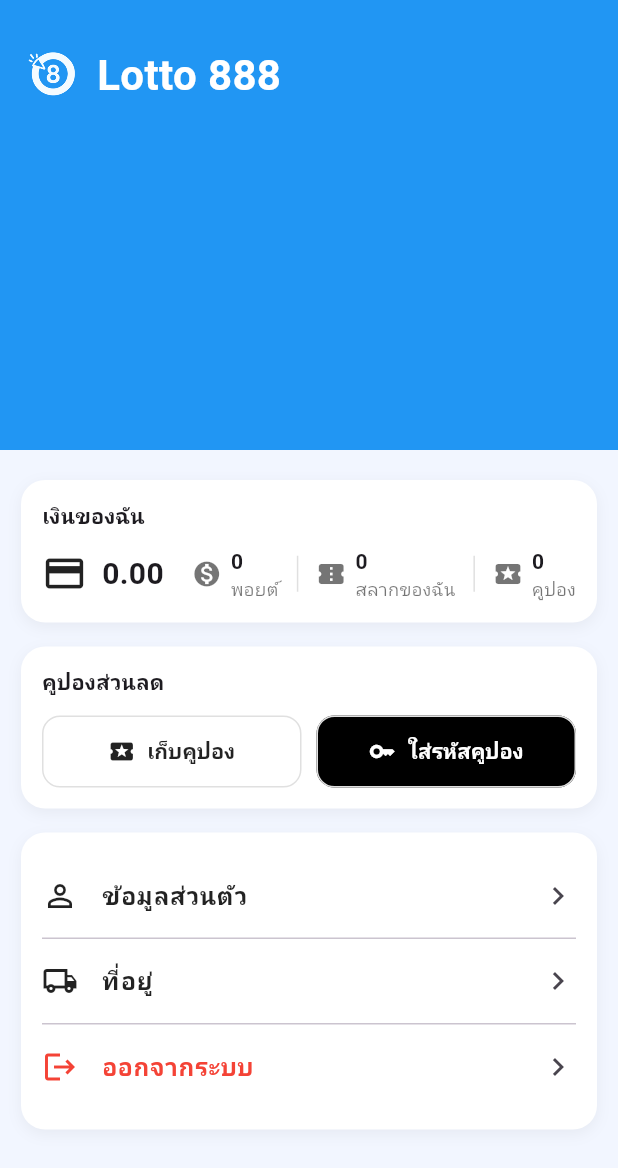
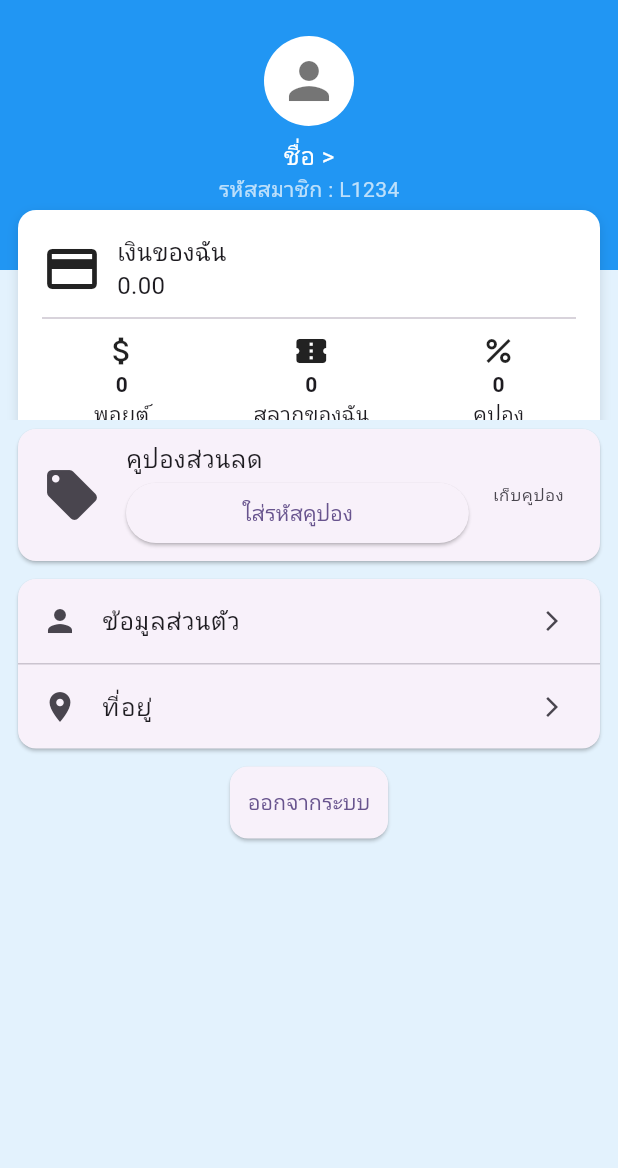
Before and after one commit to phitthaya2548/lotto888, a Flutter app: the ProfileLotto screen opened directly, on a phone screen of 412 x 824 dp. Shown: the top 1168 px of the screen. Run offline on Flutter 3.47's test engine with Material 3 defaults, Android fonts, the light colour scheme and no system bars; our stand-ins replace flutter_svg, shared_preferences; accounts and stored records are empty; project files that could hold a hidden picture were left out.

Commit message:
update ล่าสุด

```diff
--- a/lib/pages/login.dart
+++ b/lib/pages/login.dart
@@ -65,7 +65,6 @@ class _LoginPageState extends State<LoginPage> {
       );
 
       if (resp.statusCode == 200) {
-
         final res = responseloginFromJson(resp.body);
         final prefs = await SharedPreferences.getInstance();
         log("role = ${res.user.role}");
--- a/lib/pages/member/profile_lotto.dart
+++ b/lib/pages/member/profile_lotto.dart
@@ -1,190 +1,179 @@
 import 'package:flutter/material.dart';
+import 'package:lotto/pages/auth_service.dart';
+import 'package:lotto/pages/home_lotto.dart';
+import 'package:lotto/widgets/app_drawer.dart';
 
 class ProfileLotto extends StatelessWidget {
   const ProfileLotto({super.key});
+  Future<void> _logout(BuildContext context) async {
+    await AuthService.clear();
+
+    Navigator.pushAndRemoveUntil(
+      context,
+      MaterialPageRoute(builder: (_) => const LottoHome()),
+      (route) => false,
+    );
+  }
 
   @override
   Widget build(BuildContext context) {
-    const blue = Color(0xFF0D74FF);
-    const lightBg = Color(0xFFF2F6FF);
-
     return Scaffold(
-      backgroundColor: lightBg,
-      body: SafeArea(
-        child: SingleChildScrollView(
+      backgroundColor: Colors.blue[50],
+      drawer: const AppDrawer(),
+      body: SingleChildScrollView(
         child: Column(
           children: [
+            SizedBox(
+              height: 280,
+              child: Stack(
+                children: [
                   Container(
-                height: 300,
+                    height: 180,
+                    width: double.infinity,
                     color: const Color(0xFF2196F3),
-                padding:
-                    const EdgeInsets.only(left: 10, right: 10, bottom: 200),
-                child: Row(
-                  mainAxisAlignment: MainAxisAlignment.spaceBetween,
+                    padding: const EdgeInsets.symmetric(
+                        horizontal: 16, vertical: 16),
+                    child: SafeArea(
+                      bottom: false,
+                      child: Column(
+                        crossAxisAlignment: CrossAxisAlignment.center,
+                        children: const [
+                          SizedBox(height: 8),
+                          CircleAvatar(
+                            radius: 30,
+                            backgroundColor: Colors.white,
+                            child: Icon(Icons.person,
+                                size: 40, color: Colors.black54),
+                          ),
+                          SizedBox(height: 8),
+                          Text("ชื่อ >",
+                              style:
+                                  TextStyle(color: Colors.white, fontSize: 16)),
+                          Text("รหัสสมาชิก : L1234",
+                              style: TextStyle(color: Colors.white70)),
+                        ],
+                      ),
+                    ),
+                  ),
+
+                  // กล่องเงินของฉัน (สีขาว) ลอยทับลงมา
+                  Positioned(
+                    left: 12,
+                    right: 12,
+                    top: 140,
+                    child: Container(
+                      padding: const EdgeInsets.all(16),
+                      decoration: BoxDecoration(
+                        color: Colors.white,
+                        borderRadius: BorderRadius.circular(12),
+                        boxShadow: const [
+                          BoxShadow(
+                            color: Colors.black12,
+                            blurRadius: 6,
+                            offset: Offset(0, 3),
+                          ),
+                        ],
+                      ),
+                      child: Column(
                         children: [
-                    Row(children: [
-                      Image.asset("assets/images/smalllogo.png",
-                          fit: BoxFit.cover, height: 40),
-                      const SizedBox(width: 8),
-                      const Text(
-                        "Lotto 888",
-                        style: TextStyle(
-                            fontSize: 28,
-                            fontWeight: FontWeight.bold,
-                            color: Colors.white),
+                          Row(
+                            children: const [
+                              Icon(Icons.credit_card, size: 40),
+                              SizedBox(width: 10),
+                              Text(
+                                "เงินของฉัน\n0.00",
+                                style: TextStyle(fontSize: 16),
                               ),
-                    ]),
+                            ],
+                          ),
+                          const Divider(height: 20),
+                          Row(
+                            mainAxisAlignment: MainAxisAlignment.spaceAround,
+                            children: const [
+                              _Stat(
+                                  icon: Icons.attach_money,
+                                  line1: '0',
+                                  line2: 'พอยต์'),
+                              _Stat(
+                                  icon: Icons.confirmation_number,
+                                  line1: '0',
+                                  line2: 'สลากของฉัน'),
+                              _Stat(
+                                  icon: Icons.percent,
+                                  line1: '0',
+                                  line2: 'คูปอง'),
+                            ],
+                          ),
+                        ],
+                      ),
+                    ),
+                  ),
                 ],
               ),
             ),
 
-              const SizedBox(height: 12),
+            // ===== คูปองส่วนลด =====
+            Card(
+              margin: const EdgeInsets.symmetric(horizontal: 12, vertical: 6),
+              child: ListTile(
+                leading: const Icon(Icons.local_offer, size: 40),
+                title: const Text("คูปองส่วนลด"),
+                subtitle: ElevatedButton(
+                  onPressed: () {},
+                  child: const Text("ใส่รหัสคูปอง"),
+                ),
+                trailing: const Text("เก็บคูปอง"),
+              ),
+            ),
 
-              // ---------------- การ์ดเงินของฉัน ----------------
-              _sectionCard(
+            Card(
+              margin: const EdgeInsets.symmetric(horizontal: 12, vertical: 6),
               child: Column(
-                  crossAxisAlignment: CrossAxisAlignment.start,
-                  children: [
-                    const Text("เงินของฉัน",
-                        style: TextStyle(fontWeight: FontWeight.bold)),
-                    const SizedBox(height: 10),
-                    Row(
-                      children: [
-                        const Icon(Icons.credit_card, size: 30),
-                        const SizedBox(width: 10),
-                        const Text("0.00",
-                            style: TextStyle(
-                                fontSize: 20, fontWeight: FontWeight.w700)),
-                        const Spacer(),
-                        _miniStat(Icons.monetization_on, "พอยต์", "0"),
-                        _dividerV(),
-                        _miniStat(Icons.confirmation_number, "สลากของฉัน", "0"),
-                        _dividerV(),
-                        _miniStat(Icons.local_activity, "คูปอง", "0"),
-                      ],
-                    )
+                children: const [
+                  ListTile(
+                    leading: Icon(Icons.person),
+                    title: Text("ข้อมูลส่วนตัว"),
+                    trailing: Icon(Icons.arrow_forward_ios, size: 16),
+                  ),
+                  Divider(height: 1),
+                  ListTile(
+                    leading: Icon(Icons.location_on),
+                    title: Text("ที่อยู่"),
+                    trailing: Icon(Icons.arrow_forward_ios, size: 16),
+                  ),
                 ],
               ),
             ),
 
-              // ---------------- คูปอง ----------------
-              _sectionCard(
-                child: Column(
-                  crossAxisAlignment: CrossAxisAlignment.start,
-                  children: [
-                    const Text("คูปองส่วนลด",
-                        style: TextStyle(fontWeight: FontWeight.bold)),
-                    const SizedBox(height: 12),
-                    Row(
-                      children: [
-                        Expanded(
-                          child: _actionButton(
-                              "เก็บคูปอง", Icons.local_activity,
-                              onTap: () {}),
-                        ),
-                        const SizedBox(width: 10),
-                        Expanded(
-                          child: _actionButton("ใส่รหัสคูปอง", Icons.key,
-                              filled: true, onTap: () {}),
+            Card(
+              margin: const EdgeInsets.symmetric(horizontal: 12, vertical: 6),
+              child: TextButton(
+                  onPressed: () {
+                    _logout(context);
+                  },
+                  child: Text("ออกจากระบบ")),
             ),
           ],
-                    )
-                  ],
-                ),
-              ),
-
-              // ---------------- ข้อมูลสมาชิก ----------------
-              _sectionCard(
-                child: Column(
-                  children: [
-                    _listTile(Icons.person_outline, "ข้อมูลส่วนตัว",
-                        onTap: () {}),
-                    const Divider(height: 1),
-                    _listTile(Icons.local_shipping_outlined, "ที่อยู่",
-                        onTap: () {}),
-                    const Divider(height: 1),
-                    _listTile(Icons.logout, "ออกจากระบบ", color: Colors.red,
-                        onTap: () {
-                      // TODO: ใส่โค้ด logout
-                    }),
-                  ],
-                ),
-              ),
-
-              const SizedBox(height: 80),
-            ],
-          ),
         ),
       ),
     );
   }
-
-  // ---------------- Helper Widgets ----------------
-  static Widget _sectionCard({required Widget child}) => Container(
-        margin: const EdgeInsets.symmetric(horizontal: 14, vertical: 8),
-        padding: const EdgeInsets.all(14),
-        decoration: BoxDecoration(
-          color: Colors.white,
-          borderRadius: BorderRadius.circular(16),
-          boxShadow: [
-            BoxShadow(
-              color: Colors.black.withOpacity(0.05),
-              blurRadius: 8,
-              offset: const Offset(0, 3),
-            ),
-          ],
-        ),
-        child: child,
-      );
-
-  static Widget _miniStat(IconData icon, String label, String value) => Row(
-        children: [
-          Icon(icon, size: 20, color: Colors.black54),
-          const SizedBox(width: 6),
-          Column(
-            crossAxisAlignment: CrossAxisAlignment.start,
-            children: [
-              Text(value, style: const TextStyle(fontWeight: FontWeight.bold)),
-              Text(label,
-                  style: const TextStyle(fontSize: 12, color: Colors.black54)),
-            ],
-          )
-        ],
-      );
-
-  static Widget _dividerV() => Container(
-        margin: const EdgeInsets.symmetric(horizontal: 12),
-        width: 1,
-        height: 24,
-        color: const Color(0xFFE0E0E0),
-      );
-
-  static Widget _actionButton(String text, IconData icon,
-      {bool filled = false, VoidCallback? onTap}) {
-    return ElevatedButton.icon(
-      style: ElevatedButton.styleFrom(
-        backgroundColor: filled ? Colors.black : Colors.white,
-        foregroundColor: filled ? Colors.white : Colors.black87,
-        padding: const EdgeInsets.symmetric(vertical: 14),
-        shape: RoundedRectangleBorder(borderRadius: BorderRadius.circular(12)),
-        side: const BorderSide(color: Color(0xFFE0E0E0)),
-        elevation: 0,
-      ),
-      icon: Icon(icon, size: 18),
-      label: Text(text, style: const TextStyle(fontWeight: FontWeight.bold)),
-      onPressed: onTap,
-    );
 }
 
-  static Widget _listTile(IconData icon, String title,
-      {Color color = Colors.black87, VoidCallback? onTap}) {
-    return ListTile(
-      contentPadding: const EdgeInsets.symmetric(horizontal: 0),
-      leading: Icon(icon, color: color),
-      title: Text(title,
-          style: TextStyle(fontWeight: FontWeight.w600, color: color)),
-      trailing: const Icon(Icons.chevron_right),
-      onTap: onTap,
+class _Stat extends StatelessWidget {
+  final IconData icon;
+  final String line1;
+  final String line2;
+  const _Stat({required this.icon, required this.line1, required this.line2});
+
+  @override
+  Widget build(BuildContext context) {
+    return Column(
+      children: [
+        Icon(icon),
+        Text(line1, style: const TextStyle(fontWeight: FontWeight.w600)),
+        Text(line2, textAlign: TextAlign.center),
+      ],
     );
   }
 }
```
Lines whose indentation alone changed are shown as unchanged.
